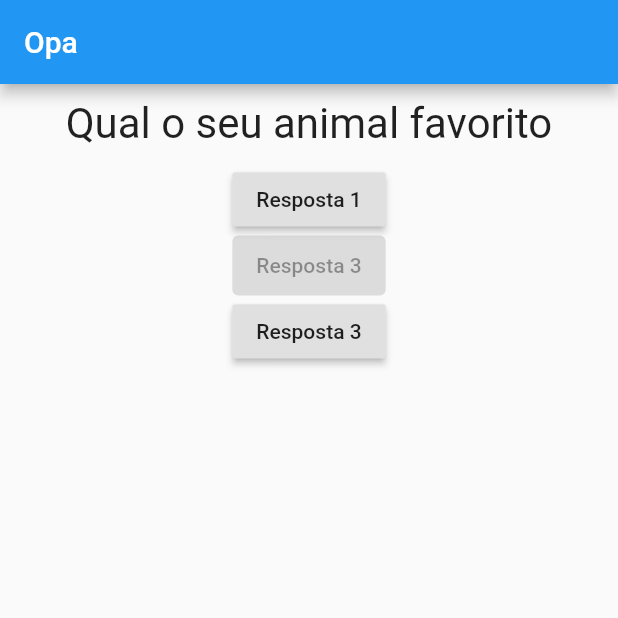
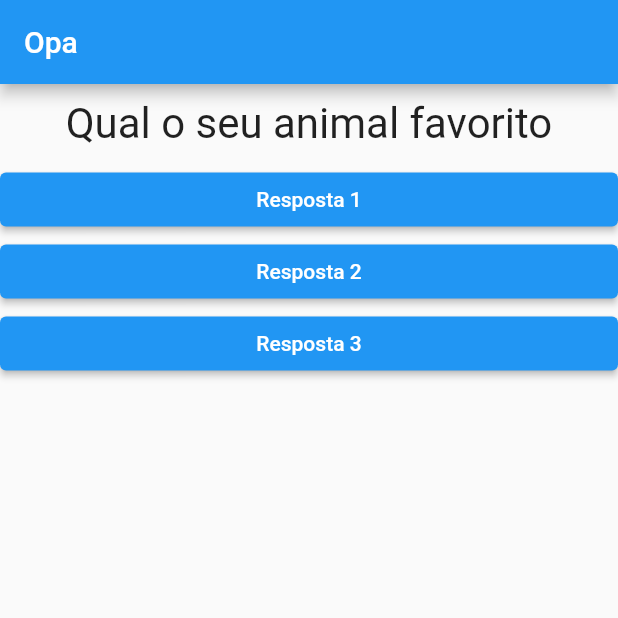
Before and after one commit to mateusleitao/curso_flutter, a Flutter app: the screen it shows after launch, after a tap on "Resposta 1", on a phone screen of 412 x 824 dp, the top half of it. Run offline on Flutter 3.47's test engine with Material 2 defaults, Android fonts, the phone set to English and light mode, and no system bars.

Commit message:
answer component creation

```diff
--- a/projeto_perguntas/lib/answer.dart
+++ b/projeto_perguntas/lib/answer.dart
@@ -1,3 +1,4 @@
+// ignore_for_file: prefer_const_constructors
 // TODO: Stateless Component
 
 // TODO: Constructor = (text)
@@ -8,17 +9,22 @@
 //             )
 
 import 'package:flutter/material.dart';
+import 'main.dart';
+import 'question.dart';
 
 class Answer extends StatelessWidget {
-  const Answer({Key? key}) : super(key: key);
+  Answer({Key? key, required this.text, required this.onSelect})
+      : super(key: key);
 
+  final String text;
+  final void Function() onSelect;
   @override
   Widget build(BuildContext context) {
-    return SizedBox(
-      height: 40,
+    return Container(
+      width: double.maxFinite,
       child: ElevatedButton(
-        onPressed: null,
-        child: Text('Resposta 3'),
+        onPressed: onSelect,
+        child: Text(text),
       ),
     );
   }
--- a/projeto_perguntas/lib/main.dart
+++ b/projeto_perguntas/lib/main.dart
@@ -7,12 +7,13 @@
 main() => runApp(PerguntaApp());
 
 class _PerguntaAppState extends State<PerguntaApp> {
-  var _perguntaSelecionada = 0;
-  void _responder() {
+  var perguntaSelecionada = 0;
+  void responder() {
     setState(() {
-      _perguntaSelecionada++;
+      perguntaSelecionada++;
     });
-    print('voce esta na pergunta ${_perguntaSelecionada}');
+
+    print('voce esta na pergunta ${perguntaSelecionada}');
   }
 
   @override
@@ -28,16 +29,19 @@
         ),
         body: Column(
           children: <Widget>[
-            Questao(perguntas[_perguntaSelecionada]),
-            RaisedButton(
-              onPressed: _responder,
-              child: Text('Resposta 1'),
+            Questao(perguntas[perguntaSelecionada]),
+            Answer(
+              text: 'Resposta 1',
+              onSelect: responder,
             ),
-            Answer(),
-            RaisedButton(
-              onPressed: _responder,
-              child: Text('Resposta 3'),
-            )
+            Answer(
+              text: 'Resposta 2',
+              onSelect: responder,
+            ),
+            Answer(
+              text: 'Resposta 3',
+              onSelect: responder,
+            ),
           ],
         ),
       ),
```
